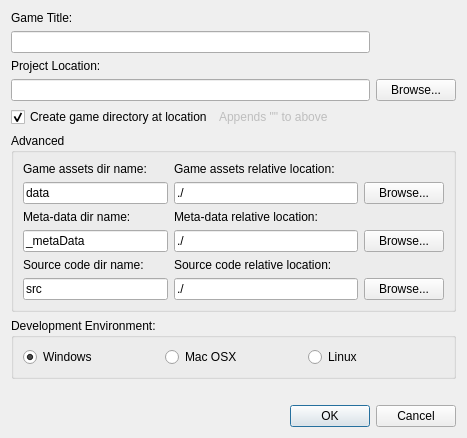
Before: the Qt Designer form DesignerTool/src/DlgNewProject.ui in GameOverture/HarmonyEngine, drawn with Qt 5.
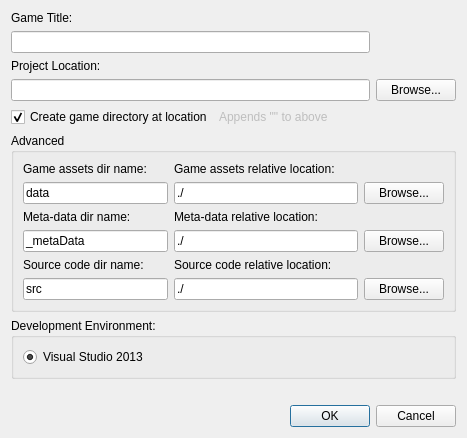
After: the same form once the commit is applied.

Commit message: Source code projects get generated when creating a new game

Patch:
```diff
--- a/DesignerTool/src/DlgNewProject.ui
+++ b/DesignerTool/src/DlgNewProject.ui
@@ -285,31 +285,17 @@
      <property name="title">
       <string>Development Environment:</string>
      </property>
-     <layout class="QHBoxLayout" name="horizontalLayout">
+     <layout class="QVBoxLayout" name="verticalLayout">
       <item>
-       <widget class="QRadioButton" name="radWindows">
+       <widget class="QRadioButton" name="radVs2013">
         <property name="text">
-         <string>Windows</string>
+         <string>Visual Studio 2013</string>
         </property>
         <property name="checked">
          <bool>true</bool>
         </property>
        </widget>
       </item>
-      <item>
-       <widget class="QRadioButton" name="radMac">
-        <property name="text">
-         <string>Mac OSX</string>
-        </property>
-       </widget>
-      </item>
-      <item>
-       <widget class="QRadioButton" name="radLinux">
-        <property name="text">
-         <string>Linux</string>
-        </property>
-       </widget>
-      </item>
      </layout>
     </widget>
    </item>
```
Left out of the diff: 4 changed lines with no effect on the pictures. The commit also changes 80 other files.
